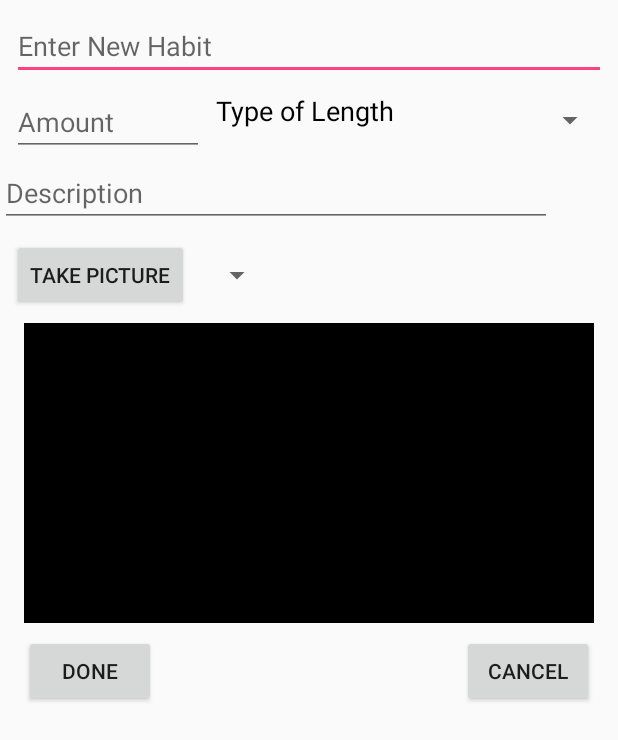
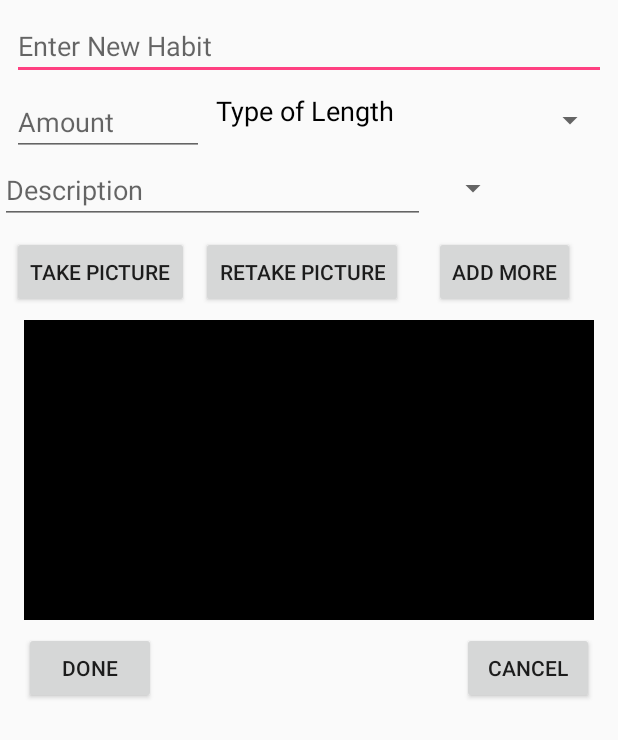
Before and after one commit to leanhduy1998/Challenge, an Android app: the layout add_new_habit_fragment.xml on its own in the app's theme, with its tools: preview values and no code run, on a phone screen of 412 x 824 dp. Shown: the top 740 px of the screen. Run offline under Robolectric (Android 15) with nearby library versions, the phone set to English and light mode, and no system bars.

Commit message:
update add_new_habit_fragment UI

```diff
--- a/app/src/main/res/layout/add_new_habit_fragment.xml
+++ b/app/src/main/res/layout/add_new_habit_fragment.xml
@@ -59,12 +59,12 @@
 
 
     <EditText
-        android:layout_height="42dp"
+        android:layout_height="40dp"
         android:inputType="textPersonName"
         android:ems="10"
         android:id="@+id/descriptionEditText"
         android:hint="Description"
-        android:layout_width="368dp"
+        android:layout_width="283dp"
         tools:layout_editor_absoluteX="8dp"
         app:layout_constraintTop_toBottomOf="@+id/textView"
         android:layout_marginTop="8dp" />
@@ -75,10 +75,6 @@
         android:layout_width="wrap_content"
         android:layout_height="wrap_content"
         android:id="@+id/takePicturebutton"
-        tools:layout_conversion_absoluteX="0dp"
-        tools:layout_conversion_absoluteY="127dp"
-        tools:layout_conversion_absoluteWidth="165dp"
-        tools:layout_conversion_absoluteHeight="48dp"
         android:layout_marginTop="8dp"
         app:layout_constraintTop_toBottomOf="@+id/descriptionEditText"
         android:layout_marginStart="8dp"
@@ -93,14 +89,14 @@
         tools:layout_conversion_absoluteWidth="219dp"
         tools:layout_conversion_absoluteHeight="24dp"
         android:layout_width="wrap_content"
-        app:layout_constraintBottom_toTopOf="@+id/imageView"
-        android:layout_marginBottom="8dp"
-        app:layout_constraintTop_toBottomOf="@+id/descriptionEditText"
-        android:layout_marginTop="8dp"
-        app:layout_constraintLeft_toRightOf="@+id/takePicturebutton"
+        app:layout_constraintTop_toBottomOf="@+id/typeOfLengthSpinner"
+        android:layout_marginEnd="16dp"
+        app:layout_constraintRight_toRightOf="parent"
+        android:layout_marginRight="16dp"
         android:layout_marginStart="8dp"
+        app:layout_constraintLeft_toRightOf="@+id/descriptionEditText"
         android:layout_marginLeft="8dp"
-        app:layout_constraintVertical_bias="0.0" />
+        app:layout_constraintHorizontal_bias="0.0" />
 
 
     <ImageView
@@ -158,5 +154,27 @@
         android:layout_height="40dp"
         android:textColor="@android:color/black" />
 
+    <Button
+        android:text="Retake Picture"
+        android:layout_width="wrap_content"
+        android:layout_height="wrap_content"
+        android:id="@+id/retakePictureButton"
+        android:layout_marginStart="8dp"
+        app:layout_constraintLeft_toRightOf="@+id/takePicturebutton"
+        android:layout_marginLeft="8dp"
+        app:layout_constraintTop_toTopOf="@+id/takePicturebutton" />
+
+    <Button
+        android:text="Add More"
+        android:layout_width="wrap_content"
+        android:layout_height="wrap_content"
+        android:id="@+id/addMorePictureButton"
+        android:layout_marginEnd="8dp"
+        app:layout_constraintRight_toRightOf="parent"
+        android:layout_marginRight="8dp"
+        app:layout_constraintLeft_toRightOf="@+id/retakePictureButton"
+        android:layout_marginTop="8dp"
+        app:layout_constraintTop_toBottomOf="@+id/descriptionEditText" />
+
 
 </android.support.constraint.ConstraintLayout>
```
Also changed, not shown: app/src/main/java/thegamers/duyle/gamers/Activities/People.java (+14 -4 lines), app/src/main/java/thegamers/duyle/gamers/Fragments/AddNewHabitFragment.java (+21 -27 lines), app/src/main/java/thegamers/duyle/gamers/activities/MainActivity.java (+0 -24 lines).
